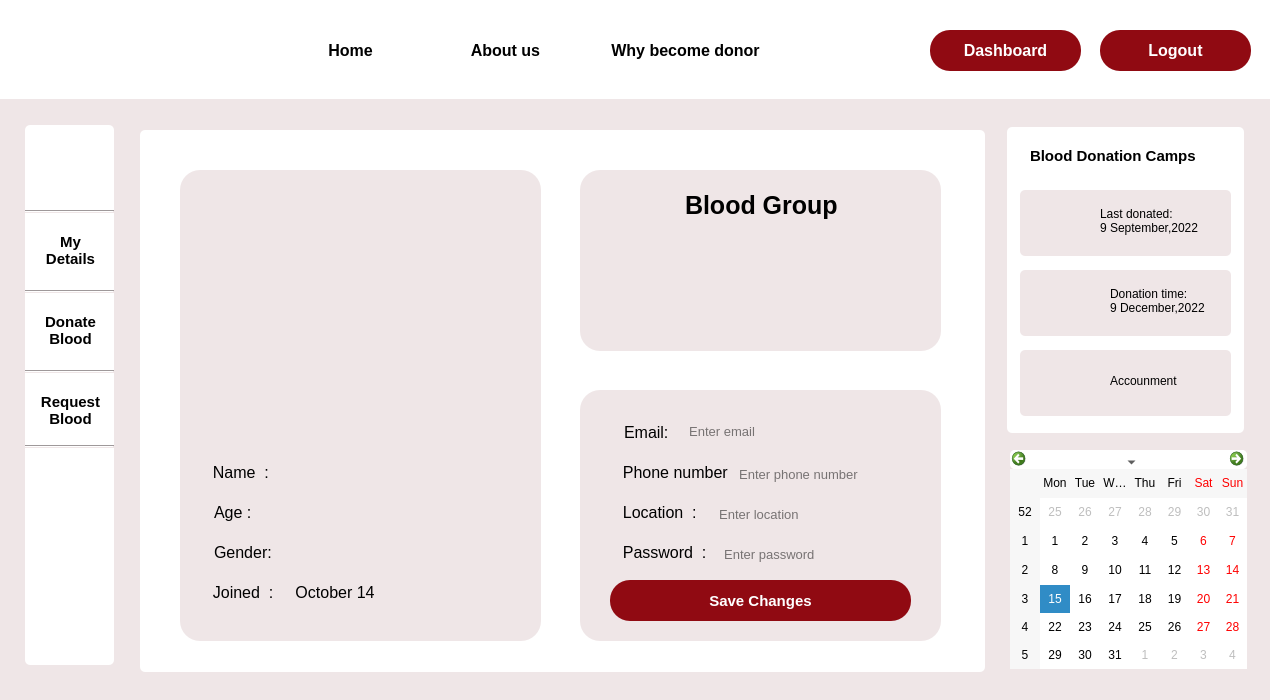
Qt form change_information.ui (Rista10/Final) before a commit.
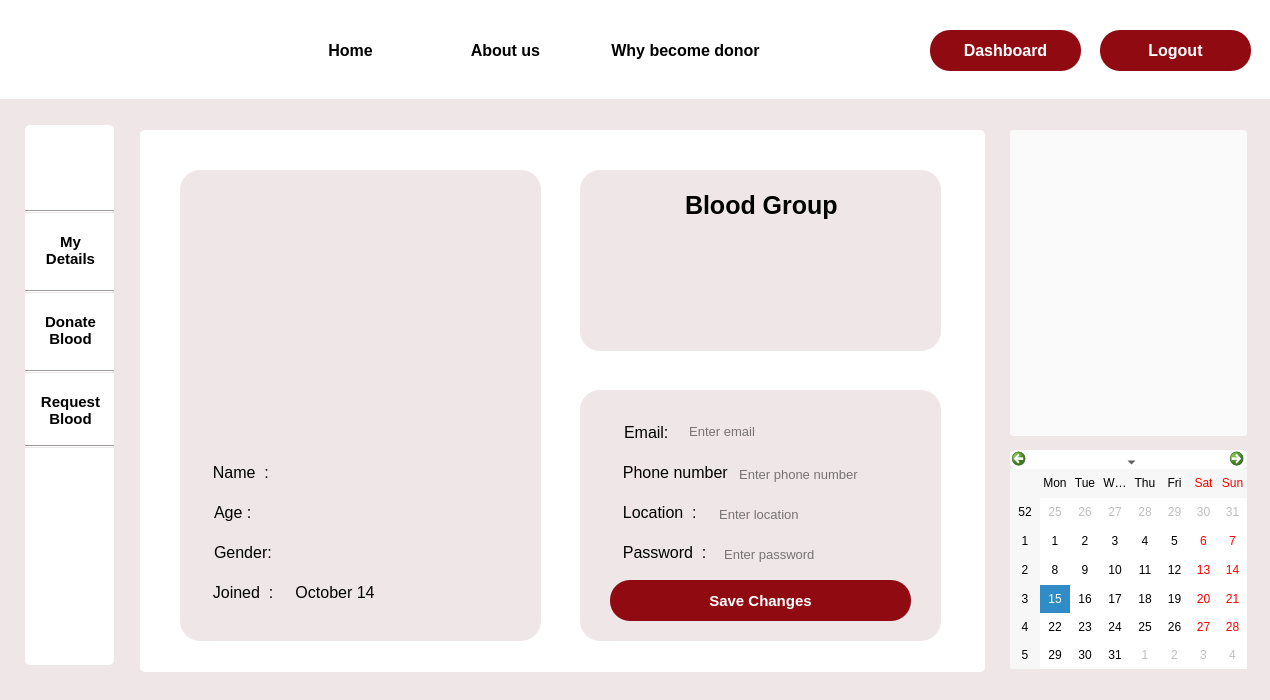
The same form after that commit. Icons and pictures are not drawn.

The edit to the form file:
```diff
--- a/change_information.ui
+++ b/change_information.ui
@@ -989,233 +989,6 @@
     <string>  Enter password</string>
    </property>
   </widget>
-  <widget class="QLabel" name="label_34">
-   <property name="geometry">
-    <rect>
-     <x>1020</x>
-     <y>270</y>
-     <width>211</width>
-     <height>66</height>
-    </rect>
-   </property>
-   <property name="cursor">
-    <cursorShape>PointingHandCursor</cursorShape>
-   </property>
-   <property name="styleSheet">
-    <string notr="true">border-radius:5px;</string>
-   </property>
-   <property name="text">
-    <string/>
-   </property>
-  </widget>
-  <widget class="QLabel" name="label_43">
-   <property name="geometry">
-    <rect>
-     <x>1110</x>
-     <y>360</y>
-     <width>121</width>
-     <height>41</height>
-    </rect>
-   </property>
-   <property name="cursor">
-    <cursorShape>PointingHandCursor</cursorShape>
-   </property>
-   <property name="styleSheet">
-    <string notr="true">
-#label_43::hover
-{
-
-	color: rgb(144, 10, 18);
-}</string>
-   </property>
-   <property name="text">
-    <string>Accounment </string>
-   </property>
-  </widget>
-  <widget class="QLabel" name="label_42">
-   <property name="geometry">
-    <rect>
-     <x>1040</x>
-     <y>280</y>
-     <width>51</width>
-     <height>41</height>
-    </rect>
-   </property>
-   <property name="cursor">
-    <cursorShape>PointingHandCursor</cursorShape>
-   </property>
-   <property name="styleSheet">
-    <string notr="true">border-image: url(:/img/Images/hospital.png);</string>
-   </property>
-   <property name="text">
-    <string/>
-   </property>
-  </widget>
-  <widget class="QLabel" name="label_37">
-   <property name="geometry">
-    <rect>
-     <x>1020</x>
-     <y>350</y>
-     <width>211</width>
-     <height>66</height>
-    </rect>
-   </property>
-   <property name="cursor">
-    <cursorShape>PointingHandCursor</cursorShape>
-   </property>
-   <property name="styleSheet">
-    <string notr="true">border-radius:5px;</string>
-   </property>
-   <property name="text">
-    <string/>
-   </property>
-  </widget>
-  <widget class="QLabel" name="label_58">
-   <property name="geometry">
-    <rect>
-     <x>1030</x>
-     <y>140</y>
-     <width>201</width>
-     <height>31</height>
-    </rect>
-   </property>
-   <property name="font">
-    <font>
-     <pointsize>11</pointsize>
-     <bold>true</bold>
-    </font>
-   </property>
-   <property name="styleSheet">
-    <string notr="true">background-color: rgb(255, 255, 255);</string>
-   </property>
-   <property name="text">
-    <string>Blood Donation Camps</string>
-   </property>
-  </widget>
-  <widget class="QLabel" name="label_38">
-   <property name="geometry">
-    <rect>
-     <x>1040</x>
-     <y>360</y>
-     <width>51</width>
-     <height>41</height>
-    </rect>
-   </property>
-   <property name="cursor">
-    <cursorShape>PointingHandCursor</cursorShape>
-   </property>
-   <property name="styleSheet">
-    <string notr="true">border-image: url(:/img/Images/announcement.png);</string>
-   </property>
-   <property name="text">
-    <string/>
-   </property>
-  </widget>
-  <widget class="QLabel" name="label_4">
-   <property name="geometry">
-    <rect>
-     <x>1007</x>
-     <y>127</y>
-     <width>237</width>
-     <height>306</height>
-    </rect>
-   </property>
-   <property name="styleSheet">
-    <string notr="true">background-color: rgb(255, 255, 255);
-border-radius:5px;</string>
-   </property>
-   <property name="text">
-    <string/>
-   </property>
-  </widget>
-  <widget class="QLabel" name="label_41">
-   <property name="geometry">
-    <rect>
-     <x>1100</x>
-     <y>200</y>
-     <width>121</width>
-     <height>41</height>
-    </rect>
-   </property>
-   <property name="cursor">
-    <cursorShape>PointingHandCursor</cursorShape>
-   </property>
-   <property name="styleSheet">
-    <string notr="true">
-#label_41::hover
-{
-
-	color: rgb(144, 10, 18);
-}</string>
-   </property>
-   <property name="text">
-    <string>Last donated:
-9 September,2022</string>
-   </property>
-  </widget>
-  <widget class="QLabel" name="label_35">
-   <property name="geometry">
-    <rect>
-     <x>1020</x>
-     <y>190</y>
-     <width>211</width>
-     <height>66</height>
-    </rect>
-   </property>
-   <property name="cursor">
-    <cursorShape>PointingHandCursor</cursorShape>
-   </property>
-   <property name="styleSheet">
-    <string notr="true">border-radius:5px;</string>
-   </property>
-   <property name="text">
-    <string/>
-   </property>
-  </widget>
-  <widget class="QLabel" name="label_39">
-   <property name="geometry">
-    <rect>
-     <x>1110</x>
-     <y>280</y>
-     <width>121</width>
-     <height>41</height>
-    </rect>
-   </property>
-   <property name="cursor">
-    <cursorShape>PointingHandCursor</cursorShape>
-   </property>
-   <property name="styleSheet">
-    <string notr="true">
-#label_39::hover
-{
-
-	color: rgb(144, 10, 18);
-}</string>
-   </property>
-   <property name="text">
-    <string>Donation time:
-9 December,2022</string>
-   </property>
-  </widget>
-  <widget class="QLabel" name="label_40">
-   <property name="geometry">
-    <rect>
-     <x>1030</x>
-     <y>200</y>
-     <width>51</width>
-     <height>41</height>
-    </rect>
-   </property>
-   <property name="cursor">
-    <cursorShape>PointingHandCursor</cursorShape>
-   </property>
-   <property name="styleSheet">
-    <string notr="true">border-image: url(:/img/Images/Donor.png);</string>
-   </property>
-   <property name="text">
-    <string/>
-   </property>
-  </widget>
   <widget class="QPushButton" name="login_2">
    <property name="geometry">
     <rect>
@@ -1252,9 +1025,34 @@
     <string>Logout</string>
    </property>
   </widget>
-  <zorder>label_4</zorder>
-  <zorder>label_35</zorder>
-  <zorder>label_37</zorder>
+  <widget class="QPushButton" name="pushButton_4">
+   <property name="geometry">
+    <rect>
+     <x>1010</x>
+     <y>130</y>
+     <width>237</width>
+     <height>306</height>
+    </rect>
+   </property>
+   <property name="styleSheet">
+    <string notr="true">background-color: rgb(250, 250, 250);
+border-radius:3px;
+</string>
+   </property>
+   <property name="text">
+    <string/>
+   </property>
+   <property name="icon">
+    <iconset resource="Resources.qrc">
+     <normaloff>:/Images/donor_day.JPG</normaloff>:/Images/donor_day.JPG</iconset>
+   </property>
+   <property name="iconSize">
+    <size>
+     <width>250</width>
+     <height>400</height>
+    </size>
+   </property>
+  </widget>
   <zorder>label_3</zorder>
   <zorder>label_6</zorder>
   <zorder>label_2</zorder>
```
Left out of the diff: 13 changed lines with no effect on the pictures.
